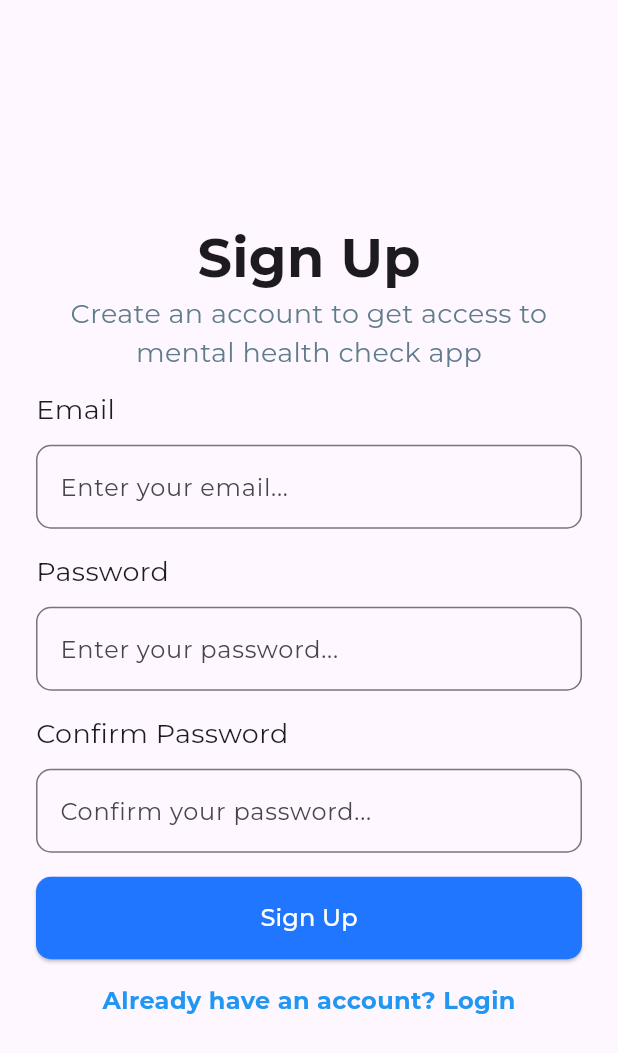
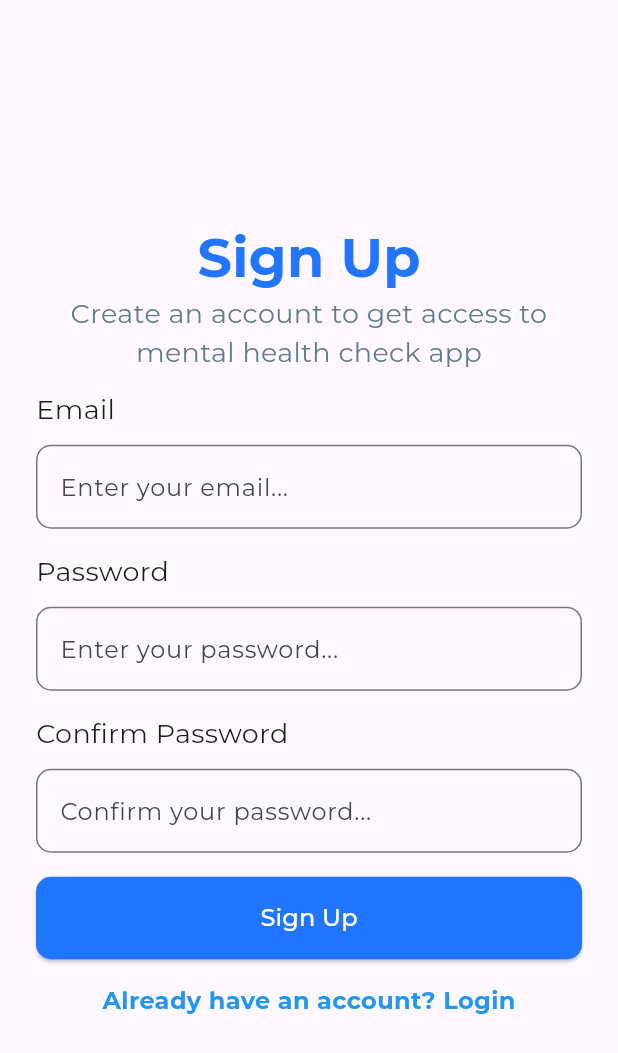
Before and after one commit to shameeri312/mentalhealthnlp, a Flutter app: the screen it shows after launch, after a tap on "Don't have an account? Sign Up", on a phone screen of 412 x 824 dp. Shown: the top 1053 px of the screen. Run offline on Flutter 3.47's test engine with Material 3 defaults, Android fonts, the phone set to English and light mode, and no system bars; our stand-ins replace firebase_auth, firebase_core, google_fonts; accounts and stored records are empty; network calls fail.

Commit message:
Updated UI 02

```diff
--- a/lib/pages/login.dart
+++ b/lib/pages/login.dart
@@ -71,6 +71,7 @@ class _LoginState extends State<Login> {
                         style: TextStyle(
                           fontSize: 36,
                           fontWeight: FontWeight.bold,
+                          color: Color(0xFF2176FF),
                         ),
                       ),
 
--- a/lib/pages/signup.dart
+++ b/lib/pages/signup.dart
@@ -77,7 +77,11 @@ class _SignUpState extends State<SignUp> {
             children: [
               Text(
                 "Sign Up",
-                style: TextStyle(fontSize: 36, fontWeight: FontWeight.bold),
+                style: TextStyle(
+                  fontSize: 36,
+                  fontWeight: FontWeight.bold,
+                  color: Color(0xFF2176FF),
+                ),
               ),
 
               Text(
```
